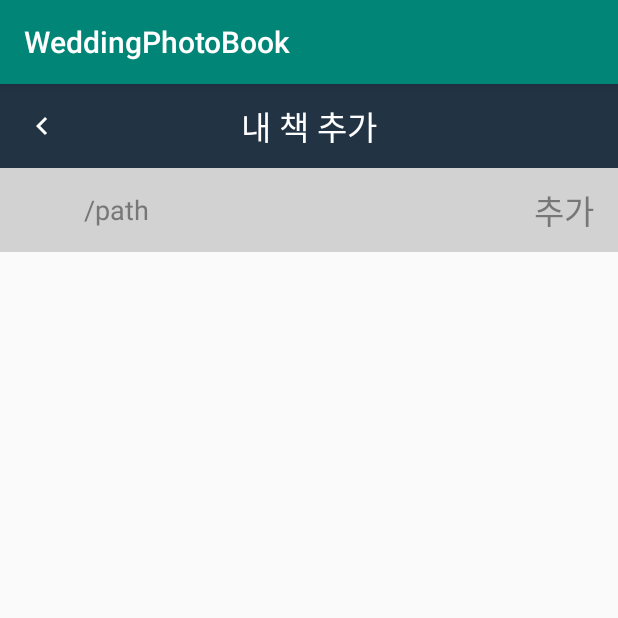
After one commit to puze8681/weddingPhotoBook, an Android app: the FindActivity screen opened directly, with no data from a screen before it, on a phone screen of 412 x 824 dp, the top half of it. The commit adds this screen. Run offline under Robolectric (Android 15) with nearby library versions, the phone set to English and light mode, and no system bars.

Commit message:
setting find activity

```diff
--- a/app/build.gradle
+++ b/app/build.gradle
@@ -33,4 +33,5 @@ dependencies {
     testImplementation 'junit:junit:4.12'
     androidTestImplementation 'androidx.test.ext:junit:1.1.0'
     androidTestImplementation 'androidx.test.espresso:espresso-core:3.1.1'
+    implementation 'androidx.recyclerview:recyclerview:1.1.0'
 }
--- a/app/src/main/AndroidManifest.xml
+++ b/app/src/main/AndroidManifest.xml
@@ -1,6 +1,8 @@
 <?xml version="1.0" encoding="utf-8"?>
 <manifest xmlns:android="http://schemas.android.com/apk/res/android"
     package="kr.puze.weddingphotobook">
+
+    <uses-permission android:name="android.permission.WRITE_EXTERNAL_STORAGE" />
 
     <application
         android:allowBackup="true"
@@ -9,7 +11,8 @@
         android:roundIcon="@mipmap/ic_launcher_round"
         android:supportsRtl="true"
         android:theme="@style/AppTheme">
-        <activity android:name=".ThumbnailActivity"></activity>
+        <activity android:name=".FindActivity"></activity>
+        <activity android:name=".ThumbnailActivity" />
         <activity android:name=".MainActivity">
             <intent-filter>
                 <action android:name="android.intent.action.MAIN" />
--- /dev/null
+++ b/app/src/main/java/kr/puze/weddingphotobook/FindActivity.kt
@@ -0,0 +1,12 @@
+package kr.puze.weddingphotobook
+
+import androidx.appcompat.app.AppCompatActivity
+import android.os.Bundle
+
+class FindActivity : AppCompatActivity() {
+
+    override fun onCreate(savedInstanceState: Bundle?) {
+        super.onCreate(savedInstanceState)
+        setContentView(R.layout.activity_find)
+    }
+}
--- /dev/null
+++ b/app/src/main/res/drawable/ic_arrow_left.xml
@@ -0,0 +1,5 @@
+<vector android:height="24dp" android:tint="#FFFFFF"
+    android:viewportHeight="24.0" android:viewportWidth="24.0"
+    android:width="24dp" xmlns:android="http://schemas.android.com/apk/res/android">
+    <path android:fillColor="#FF000000" android:pathData="M15.41,7.41L14,6l-6,6 6,6 1.41,-1.41L10.83,12z"/>
+</vector>
--- /dev/null
+++ b/app/src/main/res/drawable/ic_arrow_right.xml
@@ -0,0 +1,5 @@
+<vector android:height="24dp" android:tint="#777777"
+    android:viewportHeight="24.0" android:viewportWidth="24.0"
+    android:width="24dp" xmlns:android="http://schemas.android.com/apk/res/android">
+    <path android:fillColor="#FF000000" android:pathData="M8.59,16.34l4.58,-4.59 -4.58,-4.59L10,5.75l6,6 -6,6z"/>
+</vector>
--- /dev/null
+++ b/app/src/main/res/drawable/ic_check_orange.xml
@@ -0,0 +1,5 @@
+<vector android:height="24dp" android:tint="#FF5722"
+    android:viewportHeight="24.0" android:viewportWidth="24.0"
+    android:width="24dp" xmlns:android="http://schemas.android.com/apk/res/android">
+    <path android:fillColor="#FF000000" android:pathData="M12,2C6.48,2 2,6.48 2,12s4.48,10 10,10 10,-4.48 10,-10S17.52,2 12,2zM10,17l-5,-5 1.41,-1.41L10,14.17l7.59,-7.59L19,8l-9,9z"/>
+</vector>
--- /dev/null
+++ b/app/src/main/res/drawable/ic_folder.xml
@@ -0,0 +1,5 @@
+<vector android:height="24dp" android:tint="#777777"
+    android:viewportHeight="24.0" android:viewportWidth="24.0"
+    android:width="24dp" xmlns:android="http://schemas.android.com/apk/res/android">
+    <path android:fillColor="#FF000000" android:pathData="M10,4H4c-1.1,0 -1.99,0.9 -1.99,2L2,18c0,1.1 0.9,2 2,2h16c1.1,0 2,-0.9 2,-2V8c0,-1.1 -0.9,-2 -2,-2h-8l-2,-2z"/>
+</vector>
--- /dev/null
+++ b/app/src/main/res/layout/activity_find.xml
@@ -0,0 +1,54 @@
+<?xml version="1.0" encoding="utf-8"?>
+<LinearLayout xmlns:android="http://schemas.android.com/apk/res/android"
+    xmlns:app="http://schemas.android.com/apk/res-auto"
+    xmlns:tools="http://schemas.android.com/tools"
+    android:layout_width="match_parent"
+    android:layout_height="match_parent"
+    android:orientation="vertical"
+    tools:context=".FindActivity">
+    <RelativeLayout
+        android:background="#223344"
+        android:layout_width="match_parent"
+        android:layout_height="56dp">
+        <ImageView
+            android:id="@+id/image_back"
+            android:layout_centerVertical="true"
+            android:layout_alignParentLeft="true"
+            android:layout_marginLeft="16dp"
+            android:src="@drawable/ic_arrow_left"
+            android:layout_width="wrap_content"
+            android:layout_height="wrap_content"/>
+        <TextView
+            android:layout_centerInParent="true"
+            android:textSize="22sp"
+            android:textColor="#fff"
+            android:text="내 책 추가"
+            android:gravity="center"
+            android:layout_width="wrap_content"
+            android:layout_height="wrap_content"/>
+    </RelativeLayout>
+    <RelativeLayout
+        android:background="#d2d2d2"
+        android:layout_width="match_parent"
+        android:layout_height="56dp">
+        <TextView
+            android:id="@+id/text_path"
+            android:textSize="18sp"
+            android:layout_marginLeft="56dp"
+            android:text="/path"
+            android:gravity="center|left"
+            android:textColor="#777777"
+            android:layout_width="wrap_content"
+            android:layout_height="match_parent"/>
+        <TextView
+            android:id="@+id/text_add_find"
+            android:layout_marginRight="16dp"
+            android:layout_alignParentRight="true"
+            android:layout_centerVertical="true"
+            android:text="추가"
+            android:textColor="#777777"
+            android:textSize="22sp"
+            android:layout_width="wrap_content"
+            android:layout_height="wrap_content"/>
+    </RelativeLayout>
+</LinearLayout>
```
Also changed, not shown: app/src/main/java/kr/puze/weddingphotobook/Adapter/FindRecyclerAdapter.kt (added, +36 -0 lines), app/src/main/java/kr/puze/weddingphotobook/Adapter/MainGridAdapter.kt (renamed from app/src/main/java/kr/puze/weddingphotobook/MainGridAdapter.kt, +17 -3 lines), app/src/main/java/kr/puze/weddingphotobook/Adapter/ThumbnailGridAdapter.kt (renamed from app/src/main/java/kr/puze/weddingphotobook/ThumbnailGridAdapter.kt, +6 -2 lines), app/src/main/java/kr/puze/weddingphotobook/MainActivity.kt (+7 -2 lines), app/src/main/java/kr/puze/weddingphotobook/ThumbnailActivity.kt (+22 -0 lines), app/src/main/res/layout/item_find.xml (added, +38 -0 lines), app/src/main/res/layout/item_grid.xml (+13 -1 lines).
